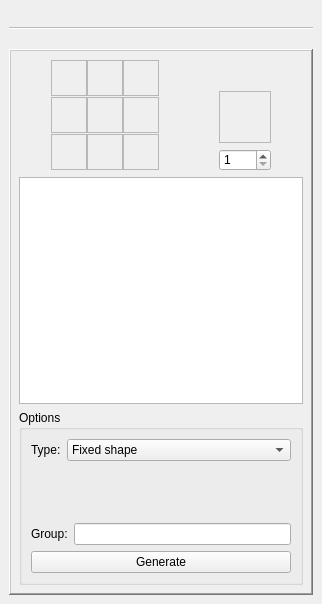
IoeCmcomc/MCDatapacker, file visualrecipeeditordock.ui: the form before one commit.
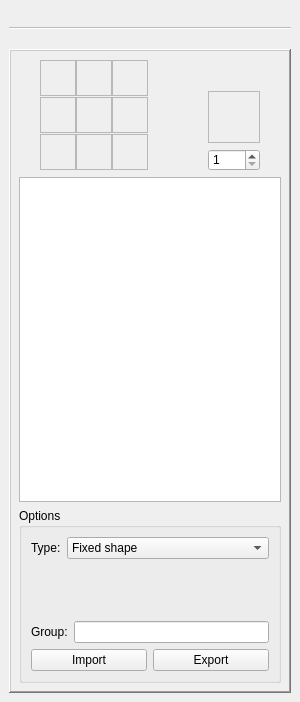
The form after the commit. The open tabs and pages were chosen to show the change. Icons and pictures are not drawn. Custom widgets are drawn as their Qt base class.

```diff
--- a/visualrecipeeditordock.ui
+++ b/visualrecipeeditordock.ui
@@ -6,8 +6,8 @@
    <rect>
     <x>0</x>
     <y>0</y>
-    <width>322</width>
-    <height>604</height>
+    <width>300</width>
+    <height>702</height>
    </rect>
   </property>
   <property name="sizePolicy">
@@ -18,10 +18,17 @@
   </property>
   <property name="minimumSize">
    <size>
-    <width>322</width>
+    <width>300</width>
     <height>500</height>
    </size>
   </property>
+  <property name="font">
+   <font>
+    <weight>50</weight>
+    <bold>false</bold>
+    <kerning>true</kerning>
+   </font>
+  </property>
   <property name="features">
    <set>QDockWidget::AllDockWidgetFeatures</set>
   </property>
@@ -132,7 +139,7 @@
               </property>
               <property name="sizeHint" stdset="0">
                <size>
-                <width>20</width>
+                <width>10</width>
                 <height>17</height>
                </size>
               </property>
@@ -711,7 +718,7 @@
               </property>
               <property name="sizeHint" stdset="0">
                <size>
-                <width>20</width>
+                <width>10</width>
                 <height>17</height>
                </size>
               </property>
@@ -727,6 +734,9 @@
               <verstretch>1</verstretch>
              </sizepolicy>
             </property>
+            <property name="autoFillBackground">
+             <bool>false</bool>
+            </property>
             <property name="selectionMode">
              <enum>QAbstractItemView::NoSelection</enum>
             </property>
@@ -995,11 +1005,22 @@
               <widget class="QLineEdit" name="recipeGroupInput"/>
              </item>
              <item row="2" column="0" colspan="2">
-              <widget class="QPushButton" name="craftGenBtn">
-               <property name="text">
-                <string>Generate</string>
-               </property>
-              </widget>
+              <layout class="QHBoxLayout" name="horizontalLayout_6">
+               <item>
+                <widget class="QPushButton" name="pushButton">
+                 <property name="text">
+                  <string>Import</string>
+                 </property>
+                </widget>
+               </item>
+               <item>
+                <widget class="QPushButton" name="ExportBtn">
+                 <property name="text">
+                  <string>Export</string>
+                 </property>
+                </widget>
+               </item>
+              </layout>
              </item>
             </layout>
            </widget>
```
Left out of the diff: 2 changed lines with no effect on the pictures.
